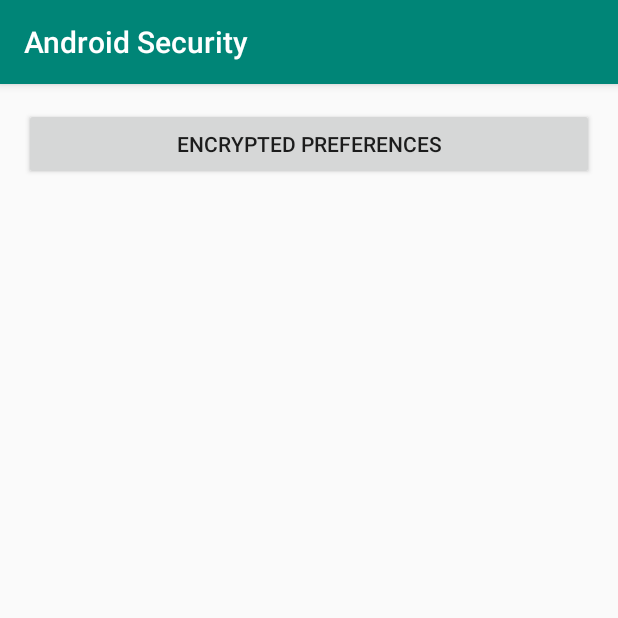
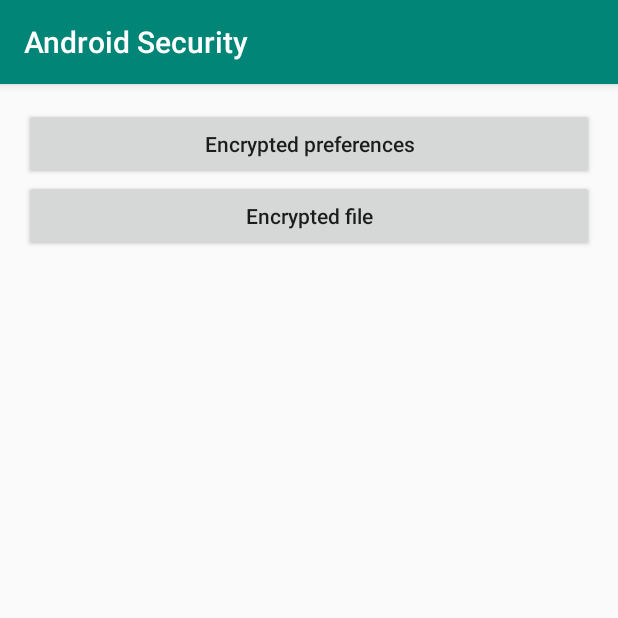
Before and after one commit to Naibeck/Android-Security, an Android app: the screen it shows after launch (SampleActivity), on a phone screen of 412 x 824 dp, the top half of it. Run offline under Robolectric (Android 15) with nearby library versions, the phone set to English and light mode, and no system bars; our stand-ins replace data binding; libraries missing offline, so code that uses them is left out: com.facebook.stetho.

Commit message:
EncryptedFile: Add sample to download git readme.

```diff
--- a/app/src/main/AndroidManifest.xml
+++ b/app/src/main/AndroidManifest.xml
@@ -1,6 +1,8 @@
 <?xml version="1.0" encoding="utf-8"?>
 <manifest xmlns:android="http://schemas.android.com/apk/res/android"
     package="com.naibeck.encryptedsharedpreferences">
+
+    <uses-permission android:name="android.permission.INTERNET" />
 
     <application
         android:allowBackup="true"
@@ -10,7 +12,8 @@
         android:supportsRtl="true"
         android:name=".SecurityApp"
         android:theme="@style/AppTheme">
-        <activity android:name=".EncryptedPreferencesActivity"></activity>
+        <activity android:name=".EncryptedFileActivity" />
+        <activity android:name=".EncryptedPreferencesActivity" />
         <activity android:name=".SampleActivity">
             <intent-filter>
                 <action android:name="android.intent.action.MAIN" />
--- a/app/src/main/java/com/naibeck/encryptedsharedpreferences/SampleActivity.kt
+++ b/app/src/main/java/com/naibeck/encryptedsharedpreferences/SampleActivity.kt
@@ -13,6 +13,7 @@ class SampleActivity : AppCompatActivity() {
         val binding: ActivitySampleBinding = DataBindingUtil.setContentView(this, R.layout.activity_sample)
         binding.apply {
             encryptedPreferencesButton.setOnClickListener { startActivity(Intent(this@SampleActivity, EncryptedPreferencesActivity::class.java)) }
+            encryptedFileButton.setOnClickListener { startActivity(Intent(this@SampleActivity, EncryptedFileActivity::class.java)) }
         }
     }
 }
--- a/app/src/main/res/layout/activity_sample.xml
+++ b/app/src/main/res/layout/activity_sample.xml
@@ -13,10 +13,23 @@
             android:id="@+id/encryptedPreferencesButton"
             android:layout_width="0dp"
             android:layout_height="wrap_content"
-            android:text="Encrypted Preferences"
+            android:text="@string/encrypted_preferences"
+            android:textAllCaps="false"
+            android:inputType="textCapWords"
             app:layout_constraintLeft_toLeftOf="parent"
             app:layout_constraintRight_toRightOf="parent"
             app:layout_constraintTop_toTopOf="parent" />
 
+        <Button
+            android:id="@+id/encryptedFileButton"
+            android:layout_width="0dp"
+            android:layout_height="wrap_content"
+            android:text="@string/encrypted_file"
+            android:textAllCaps="false"
+            android:inputType="textCapWords"
+            app:layout_constraintLeft_toLeftOf="parent"
+            app:layout_constraintRight_toRightOf="parent"
+            app:layout_constraintTop_toBottomOf="@id/encryptedPreferencesButton" />
+
     </androidx.constraintlayout.widget.ConstraintLayout>
 </layout>
--- a/app/src/main/res/values/strings.xml
+++ b/app/src/main/res/values/strings.xml
@@ -5,4 +5,8 @@
     <string name="name_field_hint">Name</string>
     <string name="pin_field_hint">Session hint</string>
     <string name="save_fields">Save fields</string>
+    <string name="encrypted_file">Encrypted file</string>
+    <string name="encrypted_preferences">Encrypted preferences</string>
+    <string name="downloading_message">Downloading...</string>
+    <string name="download_file">Download file</string>
 </resources>
--- a/build.gradle
+++ b/build.gradle
@@ -19,7 +19,7 @@ allprojects {
     repositories {
         google()
         jcenter()
-
+        maven { url "https://jitpack.io" }
     }
 }
 
```
Also changed, not shown: app/build.gradle (+9 -0 lines), app/src/main/java/com/naibeck/encryptedsharedpreferences/EncryptedFileActivity.kt (added, +131 -0 lines), app/src/main/java/com/naibeck/encryptedsharedpreferences/extensions/View.kt (added, +11 -0 lines), app/src/main/res/layout/activity_encrypted_file.xml (added, +31 -0 lines), 2 other files.
